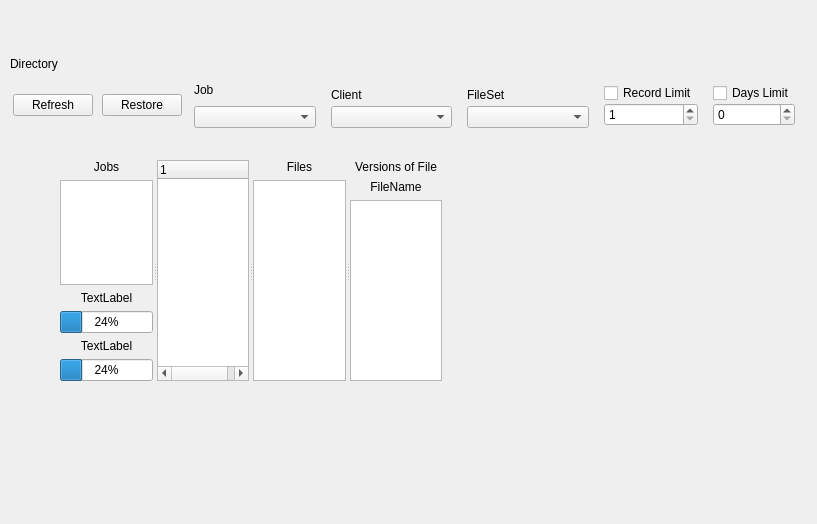
rkorzeniewski/bacula, file bacula/src/qt-console/restore/restoretree.ui: the form before one commit.
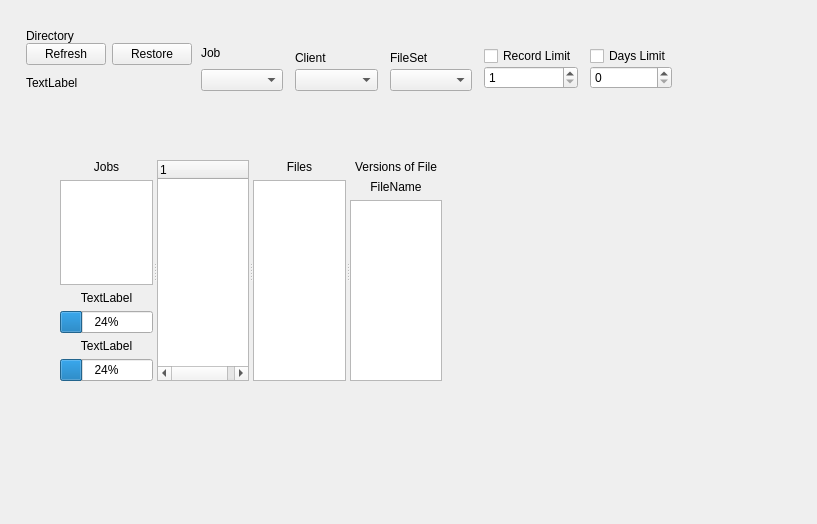
The form after the commit. Icons and pictures are not drawn.

Commit message: Add a label to describe whether pushing the refresh button will refresh from the selection criterion or from the any changes in the check boxes in the job table.

Diff of the .ui file:
```diff
--- a/bacula/src/qt-console/restore/restoretree.ui
+++ b/bacula/src/qt-console/restore/restoretree.ui
@@ -154,34 +154,42 @@
   <widget class="QWidget" native="1" name="widget" >
    <property name="geometry" >
     <rect>
-     <x>10</x>
-     <y>57</y>
-     <width>791</width>
+     <x>20</x>
+     <y>23</y>
+     <width>661</width>
      <height>79</height>
     </rect>
    </property>
    <property name="maximumSize" >
     <size>
-     <width>950</width>
-     <height>16777215</height>
+     <width>900</width>
+     <height>79</height>
     </size>
    </property>
    <layout class="QGridLayout" >
     <property name="margin" >
-     <number>0</number>
+     <number>6</number>
     </property>
     <property name="spacing" >
-     <number>6</number>
+     <number>0</number>
     </property>
     <item row="1" column="0" >
      <layout class="QHBoxLayout" >
       <property name="margin" >
-       <number>3</number>
+       <number>0</number>
       </property>
       <property name="spacing" >
-       <number>9</number>
+       <number>6</number>
       </property>
       <item>
+       <layout class="QGridLayout" >
+        <property name="margin" >
+         <number>0</number>
+        </property>
+        <property name="spacing" >
+         <number>6</number>
+        </property>
+        <item row="0" column="0" >
        <widget class="QPushButton" name="refreshButton" >
         <property name="text" >
          <string>Refresh</string>
@@ -191,7 +199,14 @@
         </property>
        </widget>
       </item>
-      <item>
+        <item row="1" column="0" colspan="2" >
+         <widget class="QLabel" name="refreshLabel" >
+          <property name="text" >
+           <string>TextLabel</string>
+          </property>
+         </widget>
+        </item>
+        <item row="0" column="1" >
        <widget class="QPushButton" name="restoreButton" >
         <property name="text" >
          <string>Restore</string>
@@ -200,6 +215,8 @@
          <iconset resource="../main.qrc" >:/images/restore.png</iconset>
         </property>
        </widget>
+        </item>
+       </layout>
       </item>
       <item>
        <layout class="QVBoxLayout" >
```
Lines whose indentation alone changed are shown as unchanged. The commit also changes 2 other files.
